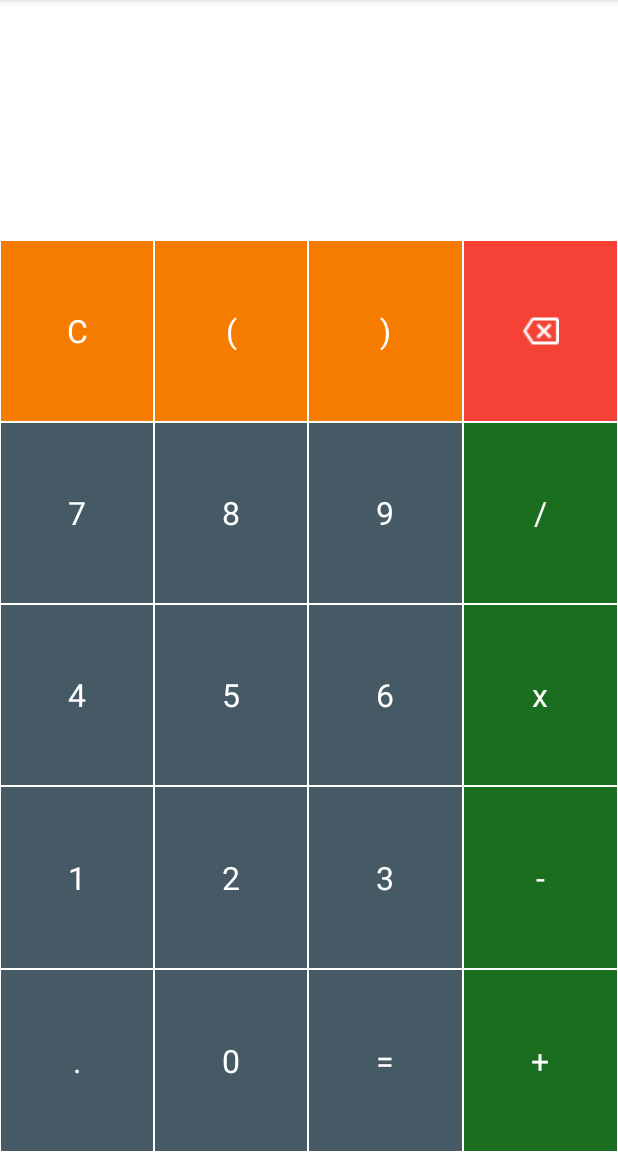
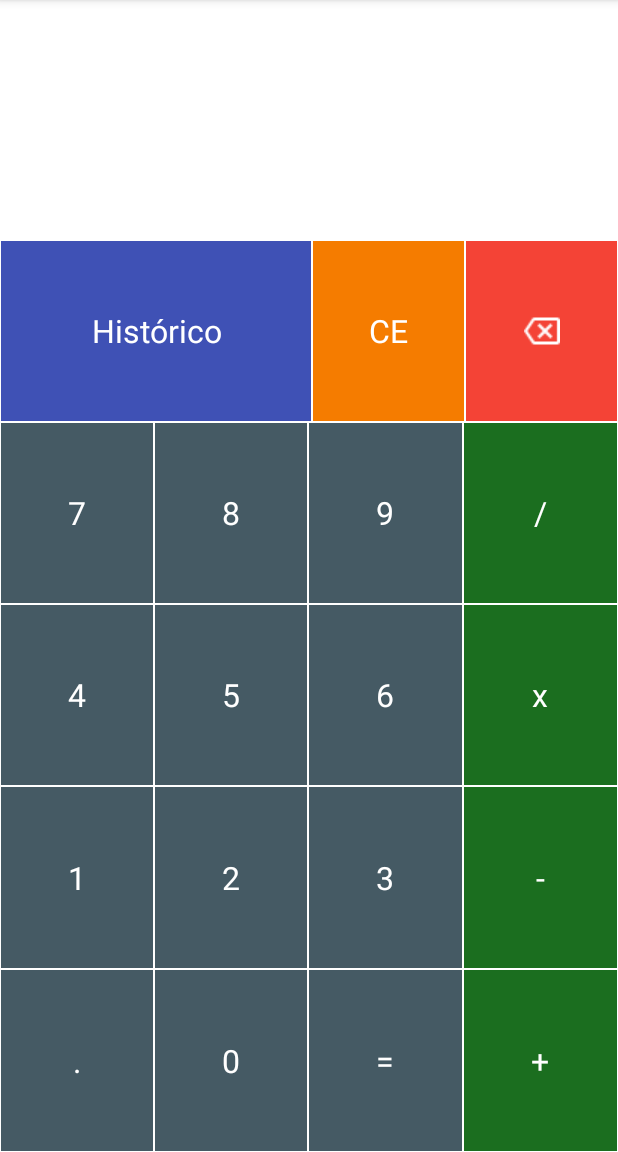
Before and after one commit to MyPayTransirie/calculadora-basica-coderkarol, an Android app: the screen it shows after launch (MainActivity), on a phone screen of 412 x 824 dp, the part 84-1236 px from its top. Run offline under Robolectric (Android 15) with nearby library versions, the phone set to English and light mode, and no system bars.

Commit message:
mudanças
mudanças

```diff
--- a/app/build.gradle
+++ b/app/build.gradle
@@ -40,6 +40,10 @@ dependencies {
     implementation 'com.google.android.material:material:1.0.0'
     implementation 'androidx.navigation:navigation-fragment-ktx:2.1.0'
     implementation 'androidx.navigation:navigation-ui-ktx:2.1.0'
+    implementation 'androidx.vectordrawable:vectordrawable:1.1.0'
+    implementation 'androidx.navigation:navigation-fragment:2.3.0'
+    implementation 'androidx.navigation:navigation-ui:2.3.0'
+    implementation 'androidx.lifecycle:lifecycle-extensions:2.1.0'
     compile 'net.objecthunter:exp4j:0.4.8'
     testImplementation 'junit:junit:4.12'
     androidTestImplementation 'androidx.test.ext:junit:1.1.1'
--- a/app/src/main/AndroidManifest.xml
+++ b/app/src/main/AndroidManifest.xml
@@ -9,7 +9,10 @@
         android:roundIcon="@mipmap/ic_launcher_round"
         android:supportsRtl="true"
         android:theme="@style/AppTheme">
-
+        <activity
+            android:name=".telaHistorico"
+            android:label="@string/title_activity_tela_historico"></activity>
+        <activity android:name=".MainActivity2" />
         <activity android:name=".MainActivity">
             <intent-filter>
                 <action android:name="android.intent.action.MAIN" />
--- a/app/src/main/java/com/example/calculator/MainActivity.kt
+++ b/app/src/main/java/com/example/calculator/MainActivity.kt
@@ -1,17 +1,38 @@
 package com.example.calculator
 
+import android.content.Intent
 import androidx.appcompat.app.AppCompatActivity
 import android.os.Bundle
 import android.util.Log
+
 import android.widget.Toast
 import kotlinx.android.synthetic.main.activity_main.*
-import net.objecthunter.exp4j.Expression
+import kotlinx.android.synthetic.main.activity_tela_historico.*
 import net.objecthunter.exp4j.ExpressionBuilder
+
 
 class MainActivity : AppCompatActivity() {
     override fun onCreate(savedInstanceState: Bundle?) {
         super.onCreate(savedInstanceState)
         setContentView(R.layout.activity_main)
+
+
+        fun appendOnExpression (string: String, canClear: Boolean) {
+
+            if (tvResult.text.isNotEmpty()) {
+                tvExpression.text = ""
+            }
+
+            if (canClear) {
+                tvResult.text = ""
+                tvExpression.append(string)
+            } else {
+                tvExpression.append(tvResult.text)
+                tvExpression.append(string)
+                tvResult.text = ""
+
+            }
+        }
 
         // Numeros
         tvOne.setOnClickListener{appendOnExpression("1", true)}
@@ -31,8 +52,7 @@ class MainActivity : AppCompatActivity() {
         tvMinus.setOnClickListener{appendOnExpression("-", true)}
         tvMul.setOnClickListener{appendOnExpression("*", true)}
         tvDivide.setOnClickListener{appendOnExpression("/", true)}
-        tvOpen.setOnClickListener{appendOnExpression("(", true)}
-        tvClose.setOnClickListener{appendOnExpression(")", true)}
+
 
         // limpa a parte onde fica a minha expressão
         // e limpa a parte onde fica o resultado
@@ -56,6 +76,7 @@ class MainActivity : AppCompatActivity() {
                 val expression = ExpressionBuilder(tvExpression.text.toString()).build()
                 val result = expression.evaluate()
                 val longResult = result.toLong()
+                var valor: String
                 if(result == longResult.toDouble())
                     tvResult.text = longResult.toString()
                 else
@@ -69,22 +90,13 @@ class MainActivity : AppCompatActivity() {
             if(tvResult.text.isEmpty()) {
                 Toast.makeText(applicationContext, "Operação Invalida", Toast.LENGTH_LONG).show()
             }
-        }
-    }
-    fun appendOnExpression (string: String, canClear: Boolean){
 
-        if (tvResult.text.isNotEmpty()){
-            tvExpression.text=""
         }
 
-        if(canClear){
-            tvResult.text=""
-            tvExpression.append(string)
-        }else{
-            tvExpression.append(tvResult.text)
-            tvExpression.append(string)
-            tvResult.text=""
+        // Direciona o usuário para uma tela de Histórico e mostra o historico dos calculos
+        tvHistorico.setOnClickListener {
 
         }
+
     }
 }
--- a/app/src/main/res/layout/activity_main.xml
+++ b/app/src/main/res/layout/activity_main.xml
@@ -2,12 +2,17 @@
 <LinearLayout xmlns:android="http://schemas.android.com/apk/res/android"
     xmlns:app="http://schemas.android.com/apk/res-auto"
     xmlns:tools="http://schemas.android.com/tools"
+    android:id="@+id/activitymain"
     android:layout_width="match_parent"
     android:layout_height="match_parent"
     android:background="@android:color/white"
     android:orientation="vertical">
 
     // é onde vai ser mostrado a expressão
+
+    // é onde será exibido o resultado
+
+
     <TextView
         android:id="@+id/tvExpression"
         android:layout_width="match_parent"
@@ -15,10 +20,9 @@ android:orientation="vertical">
         android:ellipsize="start"
         android:gravity="end"
         android:singleLine="true"
-    android:textSize="40sp"
-    android:textColor="@color/numberButton" />
+        android:textColor="@color/numberButton"
+        android:textSize="40sp" />
 
-    // é onde será exibido o resultado
     <TextView
         android:id="@+id/tvResult"
         android:layout_width="match_parent"
@@ -27,36 +31,38 @@ android:orientation="vertical">
         android:gravity="end"
         android:singleLine="true"
         android:textColor="@color/numberButton"
-    android:textSize="30sp"
-/>
+        android:textSize="30sp" />
+
     <LinearLayout
         android:layout_width="match_parent"
         android:layout_height="match_parent"
         android:orientation="vertical">
 
         <LinearLayout
+            android:id="@+id/tv"
             android:layout_width="match_parent"
             android:layout_height="0dp"
             android:layout_weight="0.5"
             android:orientation="horizontal">
+
+            <TextView
+                android:id="@+id/tvHistorico"
+                style="@style/ActionButtonStyle"
+                android:layout_width="106dp"
+                android:background="#3F51B5"
+                android:text="Histórico" />
+
             <TextView
                 android:id="@+id/tvClear"
                 style="@style/ActionButtonStyle"
-            android:text="C"/>
-        <TextView
-            android:id="@+id/tvOpen"
-            style="@style/ActionButtonStyle"
-            android:text="("/>
-        <TextView
-            android:id="@+id/tvClose"
-            style="@style/ActionButtonStyle"
-            android:text=")"/>
+                android:text="CE" />
+
 
             <ImageView
                 android:id="@+id/tvBack"
                 style="@style/BackButtonStyle"
-            android:src="@drawable/backspace"
-            android:scaleType="center"/>
+                android:scaleType="center"
+                android:src="@drawable/backspace" />
 
         </LinearLayout>
 
@@ -65,18 +71,21 @@ android:orientation="vertical">
             android:layout_height="0dp"
             android:layout_weight="0.5"
             android:orientation="horizontal">
+
             <TextView
                 android:id="@+id/tvSeven"
                 style="@style/NumberButtonStyle"
-            android:text="7"/>
+                android:text="7" />
+
             <TextView
                 android:id="@+id/tvEight"
                 style="@style/NumberButtonStyle"
-            android:text="8"/>
+                android:text="8" />
+
             <TextView
                 android:id="@+id/tvNine"
                 style="@style/NumberButtonStyle"
-            android:text="9"/>
+                android:text="9" />
 
             <TextView
                 android:id="@+id/tvDivide"
@@ -94,15 +103,17 @@ android:orientation="vertical">
             <TextView
                 android:id="@+id/tvFour"
                 style="@style/NumberButtonStyle"
-            android:text="4"/>
+                android:text="4" />
+
             <TextView
                 android:id="@+id/tvFive"
                 style="@style/NumberButtonStyle"
-            android:text="5"/>
+                android:text="5" />
+
             <TextView
                 android:id="@+id/tvSix"
                 style="@style/NumberButtonStyle"
-            android:text="6"/>
+                android:text="6" />
 
             <TextView
                 android:id="@+id/tvMul"
@@ -120,15 +131,17 @@ android:orientation="vertical">
             <TextView
                 android:id="@+id/tvOne"
                 style="@style/NumberButtonStyle"
-            android:text="1"/>
+                android:text="1" />
+
             <TextView
                 android:id="@+id/tvTwo"
                 style="@style/NumberButtonStyle"
-            android:text="2"/>
+                android:text="2" />
+
             <TextView
                 android:id="@+id/tvThree"
                 style="@style/NumberButtonStyle"
-            android:text="3"/>
+                android:text="3" />
 
             <TextView
                 android:id="@+id/tvMinus"
@@ -146,16 +159,17 @@ android:orientation="vertical">
             <TextView
                 android:id="@+id/tvDot"
                 style="@style/NumberButtonStyle"
-            android:text="."/>
+                android:text="." />
+
             <TextView
                 android:id="@+id/tvZero"
                 style="@style/NumberButtonStyle"
-            android:text="0"/>
+                android:text="0" />
 
             <TextView
                 android:id="@+id/tvEquals"
                 style="@style/NumberButtonStyle"
-            android:text="="/>
+                android:text="=" />
 
             <TextView
                 android:id="@+id/tvPlus"
--- a/app/src/main/res/layout/content_historic.xml
+++ /dev/null
@@ -1,6 +0,0 @@
-<?xml version="1.0" encoding="utf-8"?>
-<androidx.constraintlayout.widget.ConstraintLayout xmlns:android="http://schemas.android.com/apk/res/android"
-    xmlns:app="http://schemas.android.com/apk/res-auto"
-    android:layout_width="match_parent"
-    android:layout_height="match_parent"
-    app:layout_behavior="@string/appbar_scrolling_view_behavior"></androidx.constraintlayout.widget.ConstraintLayout>
--- a/app/src/main/res/values/colors.xml
+++ b/app/src/main/res/values/colors.xml
@@ -7,4 +7,5 @@
     <color name="operatorButton">#1B6E1F</color>
     <color name="numberButton">#455A64</color>
     <color name="backButton">#F44336</color>
+    <color name="button">#9C27B0</color>
 </resources>
--- a/app/src/main/res/values/dimens.xml
+++ b/app/src/main/res/values/dimens.xml
@@ -1,3 +1,6 @@
 <resources>
     <dimen name="fab_margin">16dp</dimen>
+    <!-- Default screen margins, per the Android Design guidelines. -->
+    <dimen name="activity_horizontal_margin">16dp</dimen>
+    <dimen name="activity_vertical_margin">16dp</dimen>
 </resources>
--- a/app/src/main/res/values/strings.xml
+++ b/app/src/main/res/values/strings.xml
@@ -9,4 +9,8 @@
 
     <string name="hello_first_fragment">Hello first fragment</string>
     <string name="hello_second_fragment">Hello second fragment. Arg: %1$s</string>
+    <string name="title_activity_tela_historico">MainActivity</string>
+    <string name="title_home">Home</string>
+    <string name="title_dashboard">Dashboard</string>
+    <string name="title_notifications">Notifications</string>
 </resources>
```
Also changed, not shown: app/src/main/java/com/example/calculator/Historico.kt (added, +36 -0 lines), app/src/main/java/com/example/calculator/telaHistorico.kt (added, +19 -0 lines), app/src/main/res/drawable/ic_dashboard_black_24dp.xml (added, +9 -0 lines), app/src/main/res/drawable/ic_home_black_24dp.xml (added, +9 -0 lines), app/src/main/res/drawable/ic_notifications_black_24dp.xml (added, +9 -0 lines), app/src/main/res/layout/activity_historic.xml (deleted, +0 -20 lines), app/src/main/res/layout/activity_tela_historico.xml (added, +27 -0 lines), app/src/main/res/layout/fragment_first.xml (deleted, +0 -28 lines), app/src/main/res/menu/bottom_nav_menu.xml (added, +19 -0 lines), app/src/main/res/navigation/mobile_navigation.xml (added, +25 -0 lines), app/src/main/res/values/styles.xml (+11 -1 lines). Lines whose indentation alone changed are shown as unchanged.
